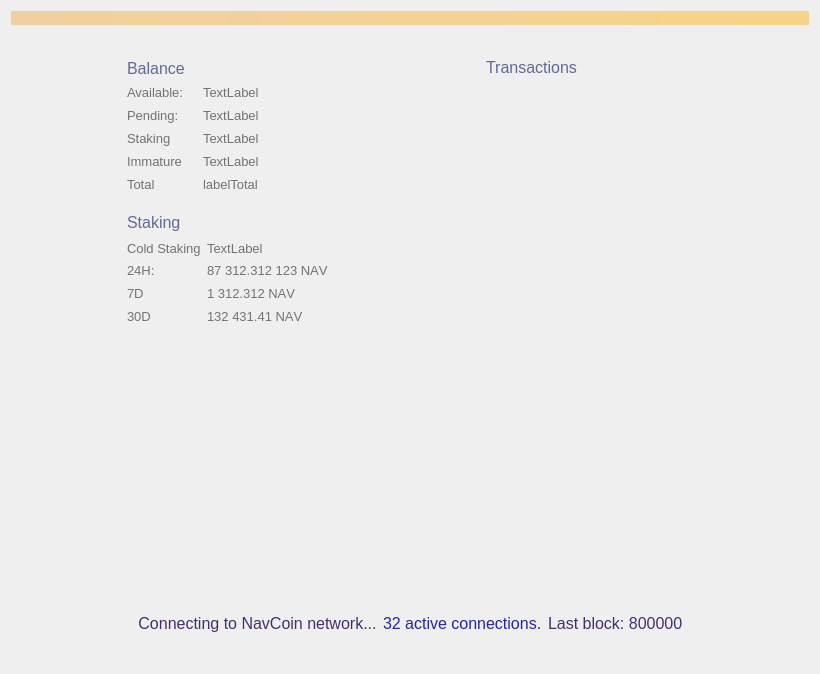
Old version of the form src/qt/forms/overviewpage.ui in the repository navcoin/navcoin-core.
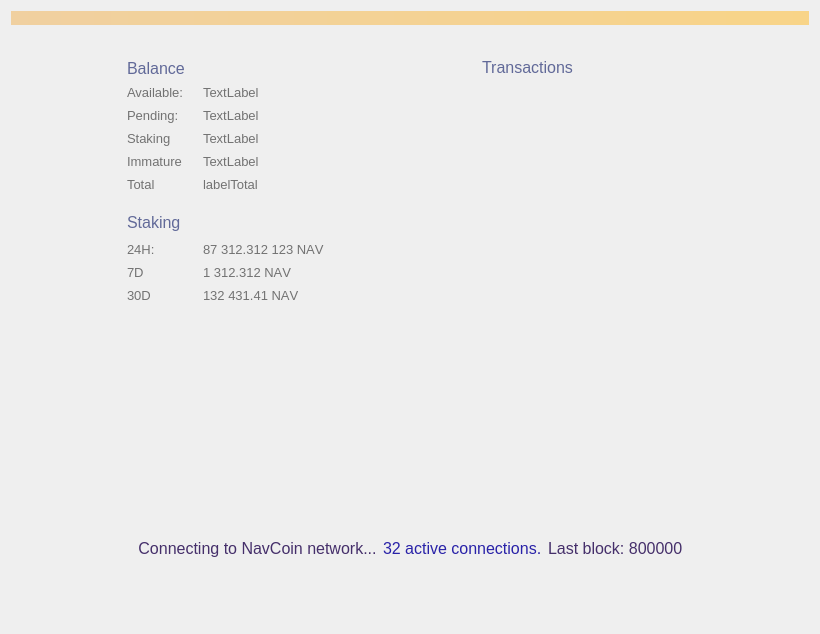
New version of the form. Custom widgets are drawn as their Qt base class.

Commit message:
Revert "Merge branch 'cfund-versioning-cold-staking' into cfund-versioning"
This reverts commit ea1ae94e38c4c9f80ed678eb4897c0567cef2b0b, reversing
changes made to c688bf5efa1f238fe6e2708e37608c1127e4592a.

Diff of the .ui file:
```diff
--- a/src/qt/forms/overviewpage.ui
+++ b/src/qt/forms/overviewpage.ui
@@ -7,7 +7,7 @@
     <x>0</x>
     <y>0</y>
     <width>820</width>
-    <height>674</height>
+    <height>634</height>
    </rect>
   </property>
   <property name="sizePolicy">
@@ -610,7 +610,7 @@
            <property name="labelAlignment">
             <set>Qt::AlignLeading|Qt::AlignLeft|Qt::AlignVCenter</set>
            </property>
-           <item row="2" column="0">
+           <item row="1" column="0">
             <widget class="QLabel" name="label_10">
              <property name="sizePolicy">
               <sizepolicy hsizetype="Minimum" vsizetype="Preferred">
@@ -649,7 +649,7 @@
              </property>
             </widget>
            </item>
-           <item row="2" column="1">
+           <item row="1" column="1">
             <widget class="QLabel" name="label24hStakingStats">
              <property name="font">
               <font>
@@ -671,7 +671,7 @@
              </property>
             </widget>
            </item>
-           <item row="3" column="0">
+           <item row="2" column="0">
             <widget class="QLabel" name="label_13">
              <property name="sizePolicy">
               <sizepolicy hsizetype="Minimum" vsizetype="Preferred">
@@ -711,7 +711,7 @@
              </property>
             </widget>
            </item>
-           <item row="3" column="1">
+           <item row="2" column="1">
             <widget class="QLabel" name="label7dStakingStats">
              <property name="font">
               <font>
@@ -733,7 +733,7 @@
              </property>
             </widget>
            </item>
-           <item row="4" column="0">
+           <item row="3" column="0">
             <widget class="QLabel" name="label_14">
              <property name="sizePolicy">
               <sizepolicy hsizetype="Minimum" vsizetype="Preferred">
@@ -773,7 +773,7 @@
              </property>
             </widget>
            </item>
-           <item row="4" column="1">
+           <item row="3" column="1">
             <widget class="QLabel" name="label30dStakingStats">
              <property name="font">
               <font>
@@ -795,36 +795,6 @@
              </property>
             </widget>
            </item>
-           <item row="1" column="0">
-            <widget class="QLabel" name="labelColdStakingText">
-             <property name="font">
-              <font>
-               <pointsize>10</pointsize>
-              </font>
-             </property>
-             <property name="styleSheet">
-              <string notr="true">color: #727272</string>
-             </property>
-             <property name="text">
-              <string>Cold Staking</string>
-             </property>
-            </widget>
-           </item>
-           <item row="1" column="1">
-            <widget class="QLabel" name="labelColdStaking">
-             <property name="font">
-              <font>
-               <pointsize>10</pointsize>
-              </font>
-             </property>
-             <property name="styleSheet">
-              <string notr="true">color: #727272</string>
-             </property>
-             <property name="text">
-              <string>TextLabel</string>
-             </property>
-            </widget>
-           </item>
           </layout>
          </item>
          <item>
@@ -912,7 +882,7 @@
          <property name="sizeHint" stdset="0">
           <size>
            <width>20</width>
-           <height>10</height>
+           <height>40</height>
           </size>
          </property>
         </spacer>
@@ -1162,7 +1132,7 @@
      <property name="sizeHint" stdset="0">
       <size>
        <width>20</width>
-       <height>10</height>
+       <height>45</height>
       </size>
      </property>
     </spacer>
```
Left out of the diff: 120 changed lines with no effect on the pictures. The commit also changes 48 other files.
